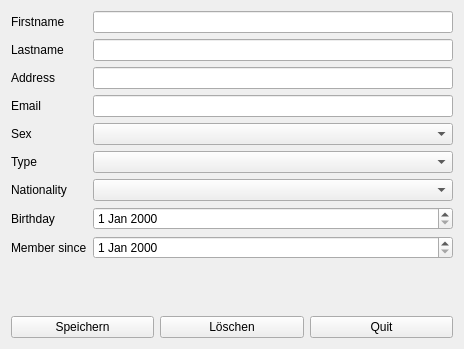
pmgyambol/rowingclub, file mitglied/mitglieddialog.ui: the form before one commit.
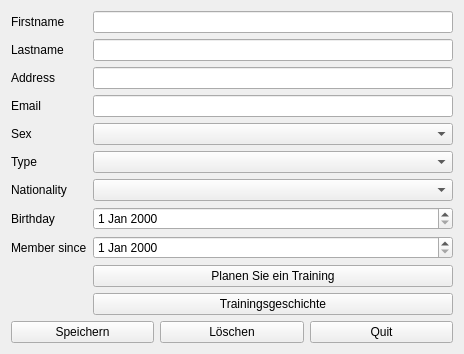
The form after the commit.

Patch:
```diff
--- a/mitglied/mitglieddialog.ui
+++ b/mitglied/mitglieddialog.ui
@@ -106,6 +106,20 @@
        </property>
       </widget>
      </item>
+     <item row="9" column="1">
+      <widget class="QPushButton" name="planenTrainingButton">
+       <property name="text">
+        <string>Planen Sie ein Training</string>
+       </property>
+      </widget>
+     </item>
+     <item row="10" column="1">
+      <widget class="QPushButton" name="trainingsgeschichteButton">
+       <property name="text">
+        <string>Trainingsgeschichte</string>
+       </property>
+      </widget>
+     </item>
     </layout>
    </item>
    <item>
```
